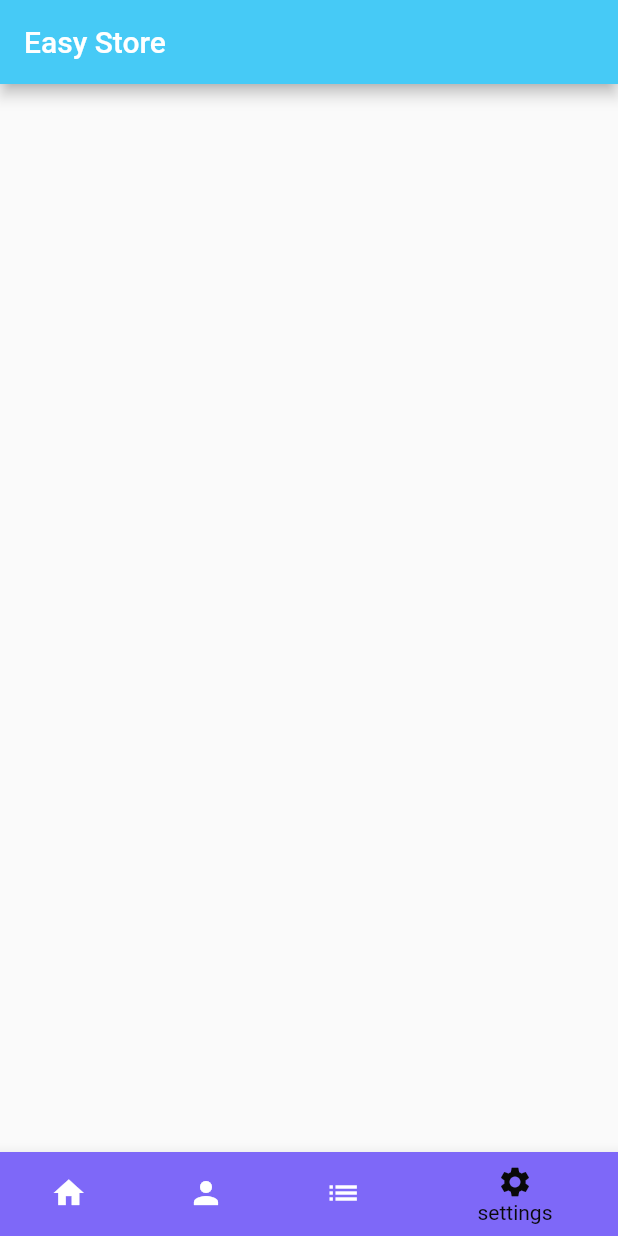
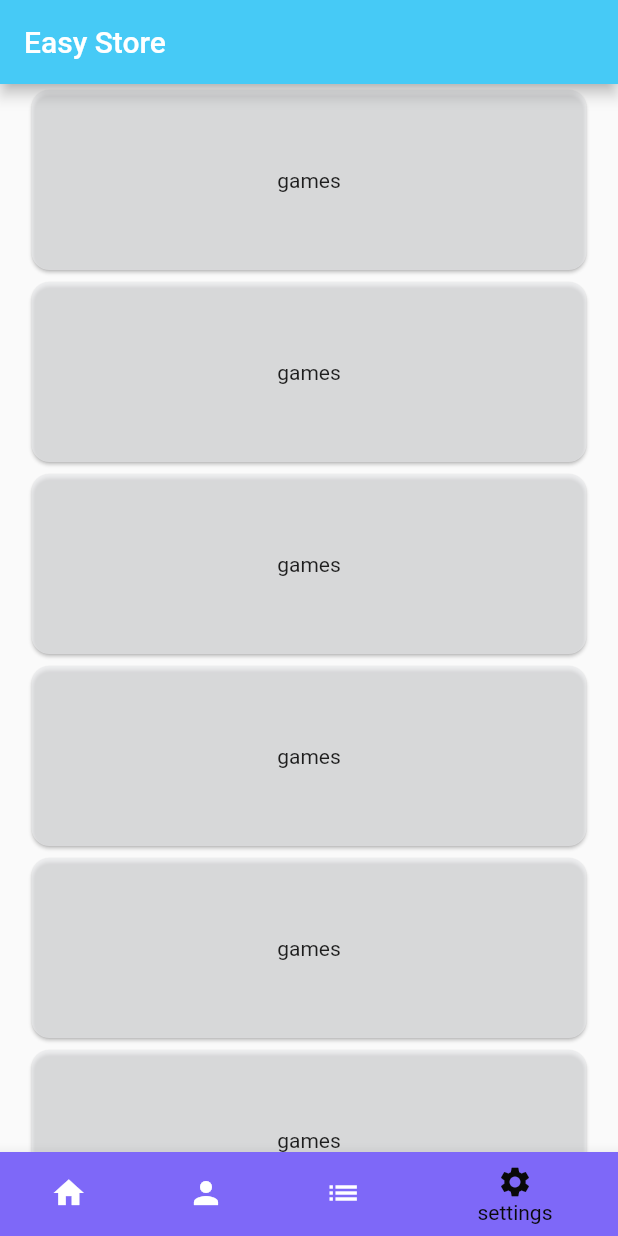
Before and after one commit to YilberMD/Mobile, a Flutter app: the screen it shows after launch, item 4 of the bottom bar chosen, on a phone screen of 412 x 824 dp. Run offline on Flutter 3.47's test engine with Material 2 defaults, Android fonts, the phone set to English and light mode, and no system bars; our stand-ins replace firebase_core, firebase_database, font_awesome_flutter, lottie; accounts and stored records are empty; network calls fail.

```diff
--- a/project/lib/model/pago.dart
+++ b/project/lib/model/pago.dart
@@ -12,9 +12,5 @@ class Pago {
       giro: json['giro'],
     );
   }
-  /* @override
-  String toString() {
-    return 'Pago \nefectivo: $efectivo, \ncredito: $credito, \ngiro: $giro';
-  } */
 
 }
--- a/project/lib/model/producto.dart
+++ b/project/lib/model/producto.dart
@@ -20,20 +20,6 @@ class Producto {
 
   }
 
- /*  Map<String, dynamic> toJson()   {
-    final Map<String, dynamic> db = new Map<String, dynamic>();
-    db['nombre'] = this.nombre;
-    db['codigob']= this.codigob;
-    db['descripcion']= this.descripcion;
-    db['precio']= this.precio;
-    db['stock']= this.stock;
-    return db;
-  } */
-
- /*  @override
-  String toString() {
-    return 'Productos \nnombre: $nombre, \ncodigo: $codigob, \ndescripcion: $descripcion, \nprecion: $precio, \nstock: $stock';
-  } */
 
 
       }
--- a/project/lib/views/list_fire.dart
+++ /dev/null
@@ -1,80 +0,0 @@
-import 'package:flutter/material.dart';
-import '../domain/firebase_connection.dart';
-import '../model/registros.dart';
-
-
-class ListFirebase extends StatefulWidget {
-  const ListFirebase({Key? key}) : super(key: key);
-
-  @override
-  State<ListFirebase> createState() => _ListFirebaseState();
-}
-
-class _ListFirebaseState extends State<ListFirebase> {
-  final connection = FirebaseConnection();
-
-  // ignore: non_constant_identifier_names
-  List<Registros> lista_registros = [];
-
-  @override
-  Widget build(BuildContext context) {
-    //callDatabase();
-    return Scaffold(
-        body: ListView.builder(
-            itemCount: lista_registros.length,
-            itemBuilder: (context, index) {
-              return ListTile(
-                leading: CircleAvatar(
-                  backgroundImage:
-                      Image.network(lista_registros[index].image!).image,
-                ),
-                title: Text("${lista_registros[index].nombre!} ${lista_registros[index].apellido!}"),
-                onTap: () => showDialog<String>(
-                  context: context,
-                  builder: (BuildContext context) => AlertDialog(
-                    title: Text(("${lista_registros[index].nombre!} ${lista_registros[index].apellido!}").toUpperCase() ),
-                    content: Container(
-                      child: Column(
-                        mainAxisSize: MainAxisSize.min,
-                        children: [
-
-                          Image(
-                          image:(Image.network((lista_registros[index].image!)).image),
-                        width: 200,
-                           ),
-
-                          Text('\nCelular ${lista_registros[index].celular }'
-                              "\n\n" +lista_registros[index].producto!.toString()
-                              +"\n\n" + lista_registros[index].pago!.toString()
-                              ),
-                        ],
-                      ),
-                    ),
-
-                    actions: <Widget>[
-                      TextButton(
-                        onPressed: () => Navigator.pop(context, 'Cancel'),
-                        child: const Text('Cancel'),
-                      ),
-                      TextButton(
-                        onPressed: () => Navigator.pop(context, 'OK'),
-                        child: const Text('OK'),
-                      ),
-                    ],
-                  ),
-                ),
-              );
-            }));
-  }
-
-  /* void callDatabase() async {
-    final response = await connection.getRegisters();
-    if (lista_registros.length == 0) {
-      setState(() {
-        lista_registros = response.registros!;
-      });
-    }
-  } */
-
-
-}
--- a/project/lib/views/menu.dart
+++ b/project/lib/views/menu.dart
@@ -1,5 +1,4 @@
 import 'package:flutter/material.dart';
-import 'package:project/views/list_fire.dart';
 import 'package:project/views/list_view.dart';
 import 'package:project/views/profile.dart';
 import 'package:project/views/services.dart';
@@ -23,11 +22,13 @@ class Menu extends StatefulWidget {
 
 
 
+ Text('Home', style: _options,),
+ Profile(),
+ ListView3(),
+ Settings(),
 
- ListView3(),
- Profile(),
- Services(),
- ListFirebase(),
+
+
 
  ];
 
--- a/project/lib/views/services.dart
+++ b/project/lib/views/services.dart
@@ -2,9 +2,9 @@ import 'package:flutter/material.dart';
 
 
 // ignore: camel_case_types
-class Services extends StatelessWidget {
+class Settings extends StatelessWidget {
 
-   const Services({Key? key}) : super(key: key);
+   const Settings({Key? key}) : super(key: key);
 
 
   static const List<Map<String, String>> games = [
```
Also changed, not shown: project/lib/domain/firebase_connection.dart (+0 -13 lines).
